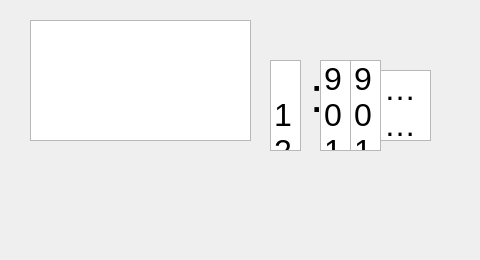
First picture: the form in src/ui/alarms.ui, repository tomblackshaw/palpac, before the edit.
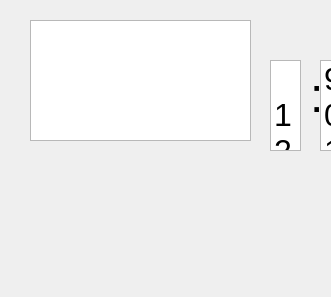
Second picture: the form after the edit.

Diff of the .ui file:
```diff
--- a/src/ui/alarms.ui
+++ b/src/ui/alarms.ui
@@ -6,8 +6,8 @@
    <rect>
     <x>0</x>
     <y>0</y>
-    <width>480</width>
-    <height>260</height>
+    <width>331</width>
+    <height>297</height>
    </rect>
   </property>
   <property name="sizePolicy">
```
